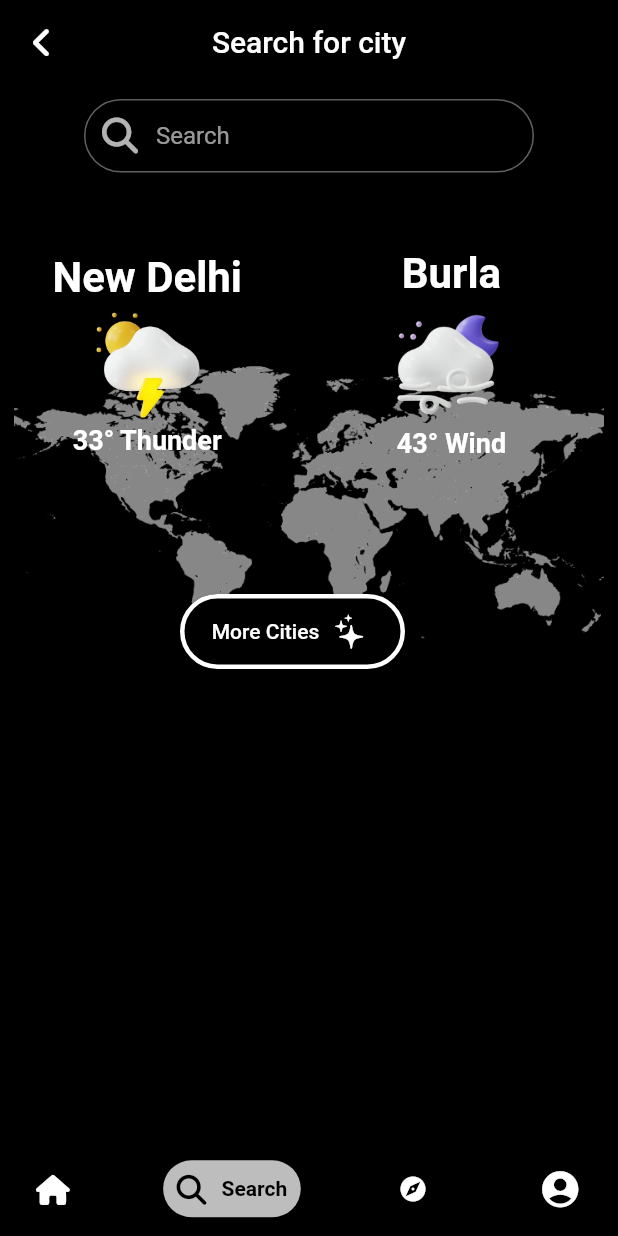
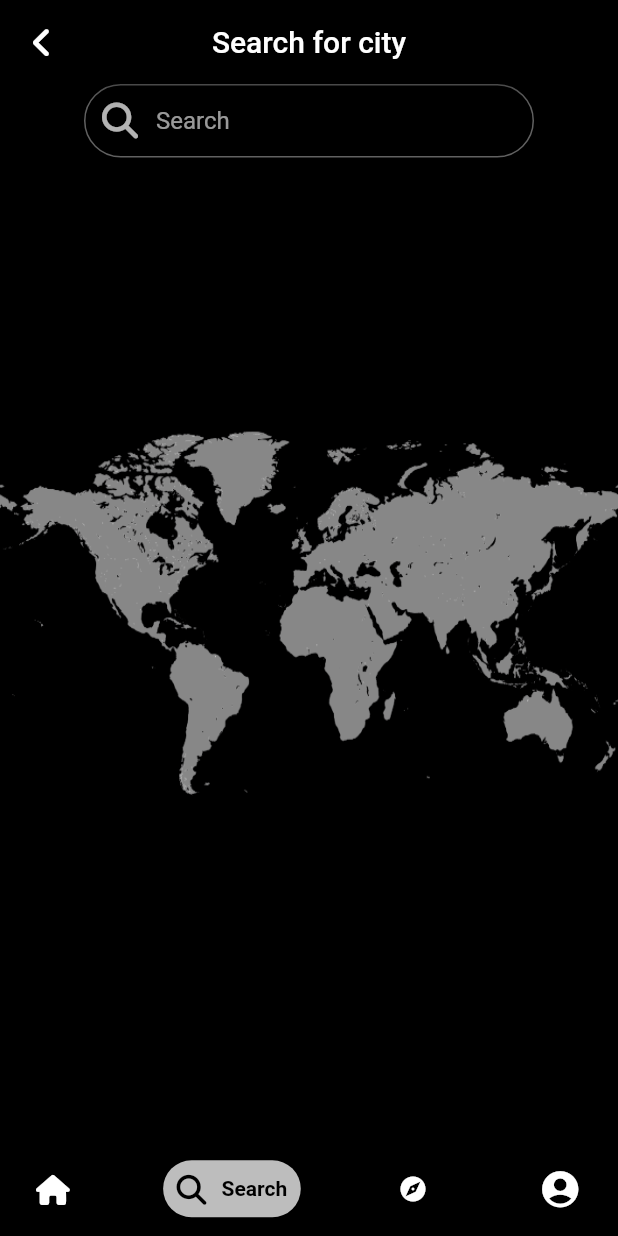
Before and after one commit to EnigmaTasks/WeatherApp, a Flutter app: the screen it shows after launch, item 2 of the bottom bar chosen, on a phone screen of 412 x 824 dp. Run offline on Flutter 3.47's test engine with Material 2 defaults, Android fonts, the phone set to English and light mode, and no system bars; drawn by our look-alikes of google_nav_bar; our stand-ins replace font_awesome_flutter, geocoding, google_fonts, location; missing offline and left inert: dark_light_button.

Commit message:
minor stack

```diff
--- a/lib/Debasish/SearchPage.dart
+++ b/lib/Debasish/SearchPage.dart
@@ -10,11 +10,25 @@ class SearchPage extends StatelessWidget {
 
   @override
   Widget build(BuildContext context) {
-    return Column(
+    return Stack(
       children: [
-        const SizedBox(
-          height: 10,
+        //BG Worldmao
+        Center(
+          child: SizedBox(
+            height: 250,
+            child: Image.asset(
+              'lib/assets/wrldmap.png',
+              fit: BoxFit.fill,
             ),
+          ),
+        ),
+        //Column that contains the foreground UI
+        Column(
+          crossAxisAlignment: CrossAxisAlignment.center,
+          children: [
+            Row(
+              mainAxisAlignment: MainAxisAlignment.center,
+              children: [
                 SizedBox(
                   height: 50,
                   width: 300,
@@ -30,21 +44,20 @@ class SearchPage extends StatelessWidget {
                     ),
                   ),
                 ),
+              ],
+            ),
+          ],
+        )
+      ],
+    );
+    Column(
+      children: [
         Column(
           children: [
             SizedBox(
               height: 350,
               child: Stack(
                 children: [
-                  Positioned(
-                    top: 120,
-                    right: 0,
-                    left: 0,
-                    child: Image.asset(
-                      'lib/assets/wrldmap.png',
-                      scale: 1.8,
-                    ),
-                  ),
                   Positioned(
                     top: 50,
                     left: 35,
--- a/lib/main.dart
+++ b/lib/main.dart
@@ -143,7 +143,12 @@ class _MaterialAppBaseState extends State<MaterialAppBase> {
                     ),
                     centerTitle: true,
                     leading: IconButton(
-                      onPressed: () {},
+                      onPressed: () {
+                        //indexing used in place of navigator.pop()
+                        setState(() {
+                          _selectedIndex = 0;
+                        });
+                      },
                       icon: const Icon(FontAwesomeIcons.angleLeft),
                       color: isDarkTheme ? Colors.white : Colors.black,
                     ),
```
Lines whose indentation alone changed are shown as unchanged.
